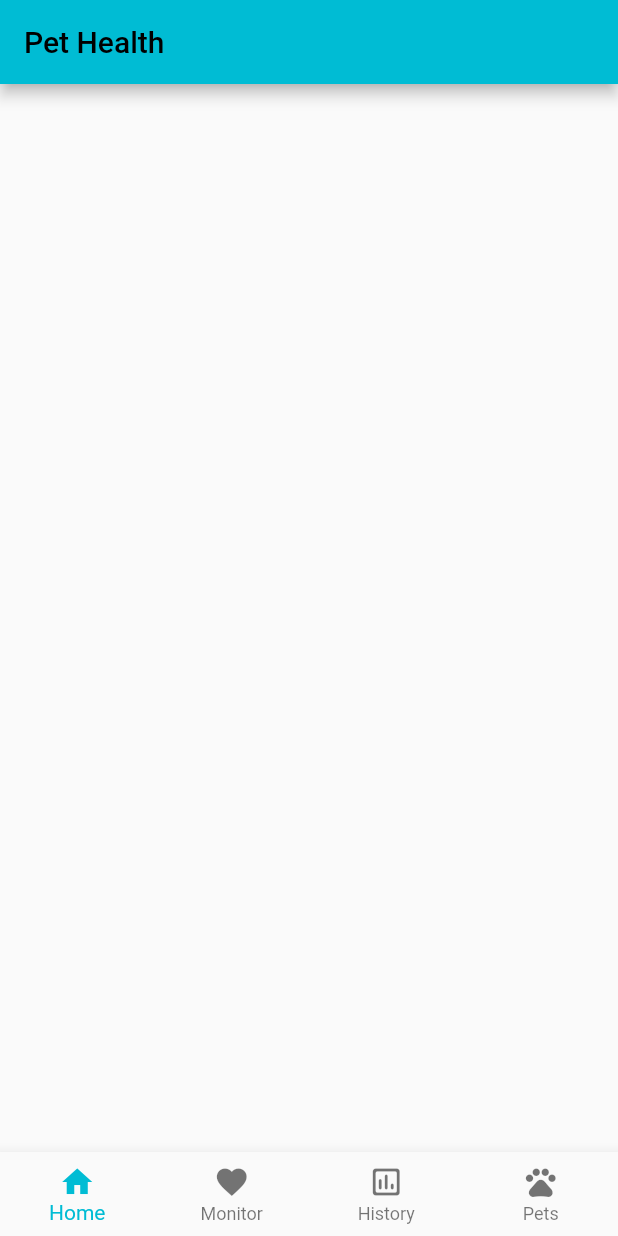
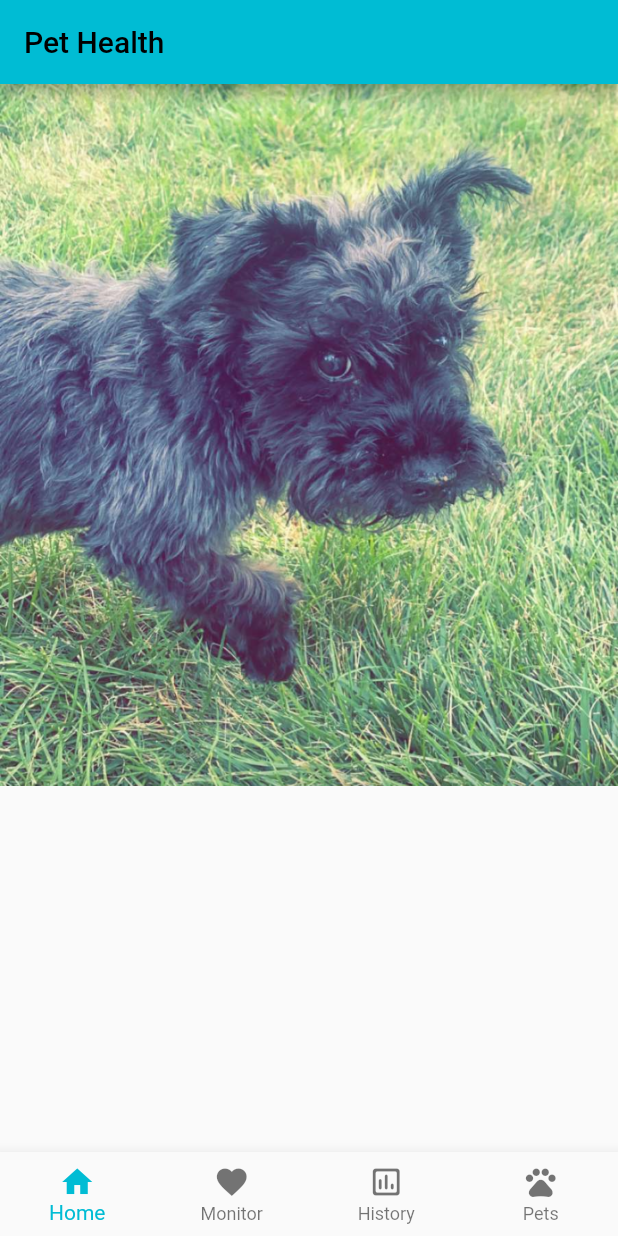
Before and after one commit to Lyddon7522/pet_healh_monitor, a Flutter app: the screen it shows after launch, on a phone screen of 412 x 824 dp. Run offline on Flutter 3.47's test engine with Material 2 defaults, Android fonts, the phone set to English and light mode, and no system bars.

Commit message:
Home Page Image

```diff
--- a/lib/home_page.dart
+++ b/lib/home_page.dart
@@ -31,6 +31,11 @@ class _HomePageState extends State<HomePage> {
       appBar: AppBar(
         title: const Text("Pet Health"),
       ),
+      body: const Image(
+          image: AssetImage('assets/JudePic.png'),
+          fit: BoxFit.cover,
+          alignment: Alignment.center,
+          ),
       bottomNavigationBar: BottomNavigationBar(
         type: BottomNavigationBarType.fixed,
         items: navItems,
--- a/pubspec.yaml
+++ b/pubspec.yaml
@@ -58,8 +58,8 @@ flutter:
   uses-material-design: true
 
   # To add assets to your application, add an assets section, like this:
-  # assets:
-  #   - images/a_dot_burr.jpeg
+  assets:
+    - assets/JudePic.png
   #   - images/a_dot_ham.jpeg
 
   # An image asset can refer to one or more resolution-specific "variants", see
```
Also changed, not shown: assets/JudePic.png (added).
